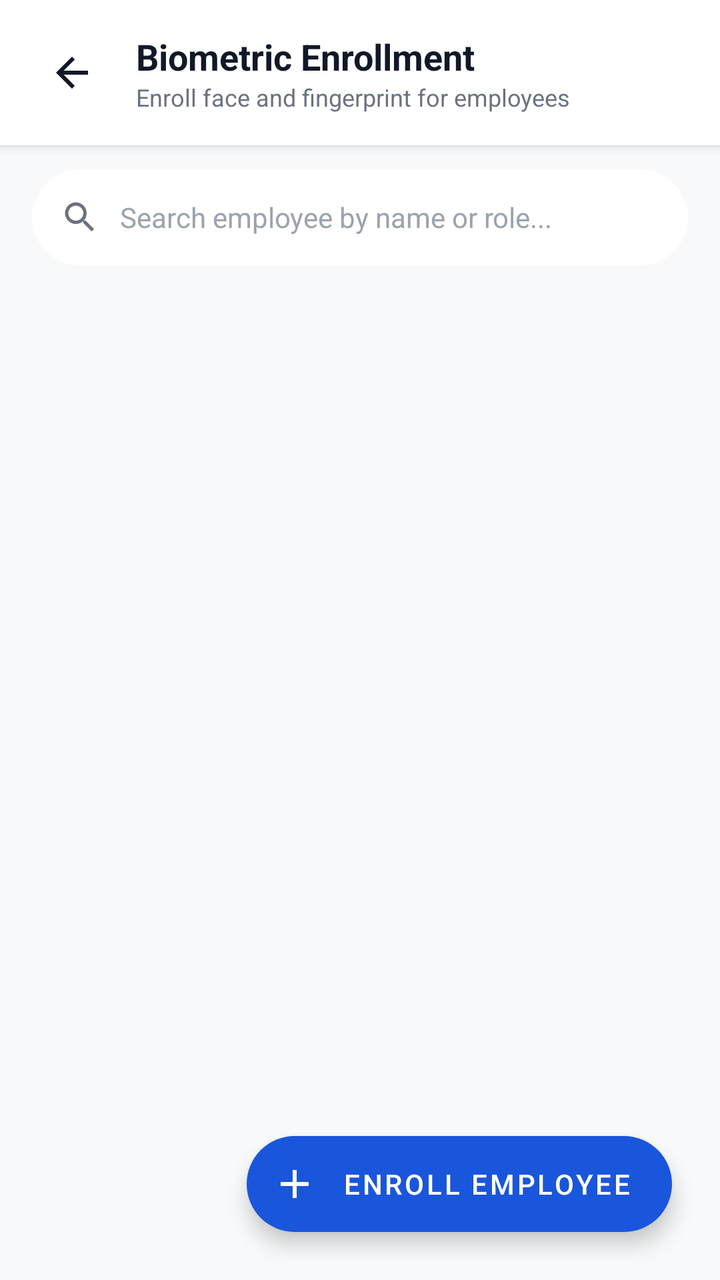
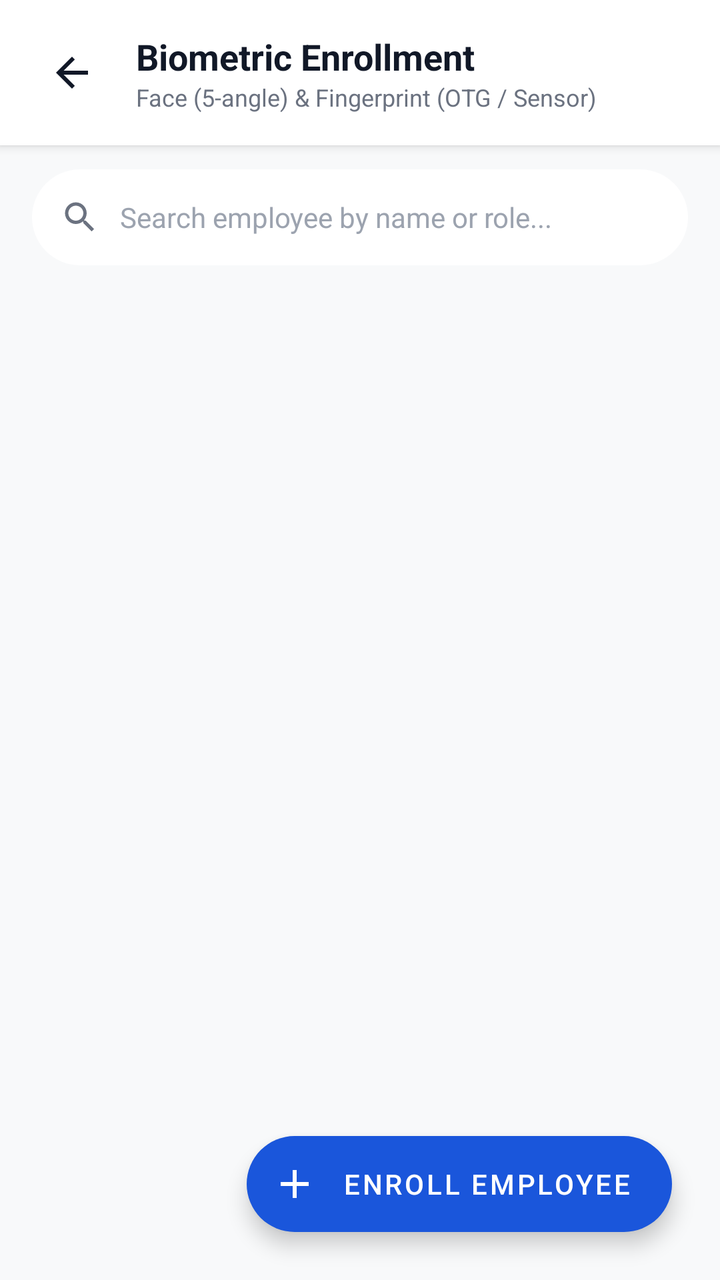

Compare the two renders of this Android layout. The source of the first and the diff that turns it into the second are given below.
<!-- AndroidManifest.xml: application theme Theme.VGTCTerminal -->
<!-- res/layout/activity_enroll.xml -->
<?xml version="1.0" encoding="utf-8"?>
<androidx.constraintlayout.widget.ConstraintLayout
    xmlns:android="http://schemas.android.com/apk/res/android"
    xmlns:app="http://schemas.android.com/apk/res-auto"
    xmlns:tools="http://schemas.android.com/tools"
    android:layout_width="match_parent"
    android:layout_height="match_parent"
    android:background="@color/bg_main">

    
    <LinearLayout
        android:id="@+id/enrollTopBar"
        android:layout_width="0dp"
        android:layout_height="wrap_content"
        android:orientation="horizontal"
        android:gravity="center_vertical"
        android:padding="16dp"
        android:background="@color/surface_card"
        android:elevation="3dp"
        app:layout_constraintTop_toTopOf="parent"
        app:layout_constraintStart_toStartOf="parent"
        app:layout_constraintEnd_toEndOf="parent">

        <ImageButton
            android:id="@+id/btnBack"
            android:layout_width="40dp"
            android:layout_height="40dp"
            android:src="@drawable/ic_arrow_back"
            android:background="?attr/selectableItemBackgroundBorderless"
            android:contentDescription="Back"
            android:tint="@color/text_primary" />

        <LinearLayout
            android:layout_width="0dp"
            android:layout_height="wrap_content"
            android:layout_weight="1"
            android:layout_marginStart="12dp"
            android:orientation="vertical">

            <TextView
                android:layout_width="wrap_content"
                android:layout_height="wrap_content"
                android:text="Biometric Enrollment"
                android:textSize="18sp"
                android:textStyle="bold"
                android:textColor="@color/text_primary" />

            <TextView
                android:layout_width="wrap_content"
                android:layout_height="wrap_content"
                android:text="Enroll face and fingerprint for employees"
                android:textSize="12sp"
                android:textColor="@color/text_secondary" />
        </LinearLayout>
    </LinearLayout>

    
    <LinearLayout
        android:id="@+id/searchContainer"
        android:layout_width="0dp"
        android:layout_height="48dp"
        android:layout_marginHorizontal="16dp"
        android:layout_marginTop="12dp"
        android:background="@drawable/chip_rounded"
        android:backgroundTint="@color/surface_card"
        android:elevation="1dp"
        android:gravity="center_vertical"
        android:paddingHorizontal="14dp"
        app:layout_constraintTop_toBottomOf="@+id/enrollTopBar"
        app:layout_constraintStart_toStartOf="parent"
        app:layout_constraintEnd_toEndOf="parent">

        <ImageView
            android:layout_width="20dp"
            android:layout_height="20dp"
            android:src="@drawable/ic_search"
            android:contentDescription="Search"
            android:tint="@color/text_secondary" />

        <EditText
            android:id="@+id/etSearch"
            android:layout_width="0dp"
            android:layout_height="match_parent"
            android:layout_weight="1"
            android:layout_marginStart="10dp"
            android:hint="Search employee by name or role..."
            android:textColor="@color/text_primary"
            android:textColorHint="@color/text_hint"
            android:background="@null"
            android:textSize="14sp"
            android:inputType="text"
            android:maxLines="1" />
    </LinearLayout>

    
    <LinearLayout
        android:id="@+id/emptyStateView"
        android:layout_width="wrap_content"
        android:layout_height="wrap_content"
        android:orientation="vertical"
        android:gravity="center"
        android:padding="32dp"
        android:visibility="gone"
        tools:visibility="visible"
        app:layout_constraintTop_toBottomOf="@+id/searchContainer"
        app:layout_constraintBottom_toBottomOf="parent"
        app:layout_constraintStart_toStartOf="parent"
        app:layout_constraintEnd_toEndOf="parent">

        <ImageView
            android:layout_width="80dp"
            android:layout_height="80dp"
            android:src="@drawable/ic_person_add"
            android:tint="@color/grey_status"
            android:contentDescription="No employees" />

        <TextView
            android:layout_width="wrap_content"
            android:layout_height="wrap_content"
            android:text="No Enrolled Employees"
            android:textSize="18sp"
            android:textStyle="bold"
            android:textColor="@color/text_primary"
            android:layout_marginTop="12dp" />

        <TextView
            android:layout_width="wrap_content"
            android:layout_height="wrap_content"
            android:text="Tap the '+' button below to add and enroll face or fingerprint for an employee."
            android:textSize="13sp"
            android:textColor="@color/text_secondary"
            android:gravity="center"
            android:layout_marginTop="6dp" />
    </LinearLayout>

    
    <androidx.recyclerview.widget.RecyclerView
        android:id="@+id/rvEnrollEmployees"
        android:layout_width="0dp"
        android:layout_height="0dp"
        android:layout_marginTop="8dp"
        android:clipToPadding="false"
        android:paddingBottom="88dp"
        app:layout_constraintTop_toBottomOf="@+id/searchContainer"
        app:layout_constraintBottom_toBottomOf="parent"
        app:layout_constraintStart_toStartOf="parent"
        app:layout_constraintEnd_toEndOf="parent" />

    
    <ProgressBar
        android:id="@+id/progressBar"
        android:layout_width="wrap_content"
        android:layout_height="wrap_content"
        android:visibility="gone"
        app:layout_constraintTop_toTopOf="parent"
        app:layout_constraintBottom_toBottomOf="parent"
        app:layout_constraintStart_toStartOf="parent"
        app:layout_constraintEnd_toEndOf="parent" />

    
    <com.google.android.material.floatingactionbutton.ExtendedFloatingActionButton
        android:id="@+id/fabAddEmployee"
        android:layout_width="wrap_content"
        android:layout_height="wrap_content"
        android:text="Enroll Employee"
        android:textColor="@color/white"
        app:icon="@drawable/ic_add"
        app:iconTint="@color/white"
        app:backgroundTint="@color/primary"
        android:layout_margin="24dp"
        app:layout_constraintBottom_toBottomOf="parent"
        app:layout_constraintEnd_toEndOf="parent" />

    
    <androidx.constraintlayout.widget.ConstraintLayout
        android:id="@+id/layoutFaceCapture"
        android:layout_width="match_parent"
        android:layout_height="match_parent"
        android:background="@color/black"
        android:visibility="gone"
        tools:visibility="gone">

        <androidx.camera.view.PreviewView
            android:id="@+id/enrollCameraPreview"
            android:layout_width="0dp"
            android:layout_height="0dp"
            app:layout_constraintTop_toTopOf="parent"
            app:layout_constraintBottom_toBottomOf="parent"
            app:layout_constraintStart_toStartOf="parent"
            app:layout_constraintEnd_toEndOf="parent" />

        
        <TextView
            android:id="@+id/tvCaptureTarget"
            android:layout_width="wrap_content"
            android:layout_height="wrap_content"
            android:text="Enrolling Face for Rahul"
            android:textColor="@color/white"
            android:textSize="18sp"
            android:textStyle="bold"
            android:background="@drawable/chip_rounded"
            android:backgroundTint="#B3000000"
            android:paddingHorizontal="20dp"
            android:paddingVertical="10dp"
            android:layout_marginTop="24dp"
            app:layout_constraintTop_toTopOf="parent"
            app:layout_constraintStart_toStartOf="parent"
            app:layout_constraintEnd_toEndOf="parent" />

        <TextView
            android:id="@+id/tvCaptureHint"
            android:layout_width="wrap_content"
            android:layout_height="wrap_content"
            android:text="Look directly into camera and tap Capture"
            android:textColor="@color/white"
            android:textSize="14sp"
            android:background="@drawable/chip_rounded"
            android:backgroundTint="#99000000"
            android:paddingHorizontal="16dp"
            android:paddingVertical="8dp"
            android:layout_marginBottom="24dp"
            app:layout_constraintBottom_toTopOf="@+id/captureControls"
            app:layout_constraintStart_toStartOf="parent"
            app:layout_constraintEnd_toEndOf="parent" />

        
        <LinearLayout
            android:id="@+id/captureControls"
            android:layout_width="match_parent"
            android:layout_height="wrap_content"
            android:orientation="horizontal"
            android:gravity="center"
            android:padding="20dp"
            android:background="#CC000000"
            app:layout_constraintBottom_toBottomOf="parent"
            app:layout_constraintStart_toStartOf="parent"
            app:layout_constraintEnd_toEndOf="parent">

            <com.google.android.material.button.MaterialButton
                android:id="@+id/btnCancelCapture"
                style="@style/Widget.MaterialComponents.Button.OutlinedButton"
                android:layout_width="wrap_content"
                android:layout_height="52dp"
                android:text="Cancel"
                android:textColor="@color/white"
                app:strokeColor="@color/white"
                app:cornerRadius="12dp"
                android:layout_marginEnd="16dp" />

            <com.google.android.material.button.MaterialButton
                android:id="@+id/btnDoCapture"
                android:layout_width="wrap_content"
                android:layout_height="52dp"
                android:text="Capture &amp; Save Face"
                android:textSize="15sp"
                android:textStyle="bold"
                app:backgroundTint="@color/green_online"
                android:textColor="@color/white"
                app:cornerRadius="12dp" />
        </LinearLayout>
    </androidx.constraintlayout.widget.ConstraintLayout>

</androidx.constraintlayout.widget.ConstraintLayout>
<!-- resources referenced by this layout -->
<resources>
  <color name="bg_main">#F8F9FA</color>
  <color name="black">#000000</color>
  <color name="green_online">#10B981</color>
  <color name="grey_status">#9CA3AF</color>
  <color name="primary">#1A56DB</color>
  <color name="surface_card">#FFFFFF</color>
  <color name="text_hint">#9CA3AF</color>
  <color name="text_primary">#111827</color>
  <color name="text_secondary">#6B7280</color>
  <color name="white">#FFFFFF</color>
  <!-- drawable chip_rounded (drawable) -->
  <?xml version="1.0" encoding="utf-8"?>
  <shape xmlns:android="http://schemas.android.com/apk/res/android"
      android:shape="rectangle">
      <corners android:radius="24dp" />
  </shape>
  <!-- drawable ic_add (drawable) -->
  <vector xmlns:android="http://schemas.android.com/apk/res/android"
      android:width="24dp"
      android:height="24dp"
      android:viewportWidth="24"
      android:viewportHeight="24">
      <path
          android:fillColor="#FFFFFFFF"
          android:pathData="M19,13h-6v6h-2v-6H5v-2h6V5h2v6h6v2z"/>
  </vector>
  <!-- drawable ic_arrow_back (drawable) -->
  <vector xmlns:android="http://schemas.android.com/apk/res/android"
      android:width="24dp" android:height="24dp"
      android:viewportWidth="24" android:viewportHeight="24">
      <path android:fillColor="#FF000000"
          android:pathData="M20,11H7.83l5.59,-5.59L12,4l-8,8 8,8 1.41,-1.41L7.83,13H20v-2z"/>
  </vector>
  <!-- drawable ic_person_add (drawable) -->
  <vector xmlns:android="http://schemas.android.com/apk/res/android"
      android:width="24dp"
      android:height="24dp"
      android:viewportWidth="24"
      android:viewportHeight="24">
      <path
          android:fillColor="#FFFFFFFF"
          android:pathData="M15,12c2.21,0 4,-1.79 4,-4s-1.79,-4 -4,-4 -4,1.79 -4,4 1.79,4 4,4zM15,14c-2.67,0 -8,1.34 -8,4v2h16v-2c0,-2.66 -5.33,-4 -8,-4zM6,10V7H4v3H1v2h3v3h2v-3h3v-2H6z"/>
  </vector>
  <!-- drawable ic_search (drawable) -->
  <vector xmlns:android="http://schemas.android.com/apk/res/android"
      android:width="24dp" android:height="24dp"
      android:viewportWidth="24" android:viewportHeight="24">
      <path android:fillColor="#FF000000"
          android:pathData="M15.5,14h-0.79l-0.28,-0.27C15.41,12.59 16,11.11 16,9.5 16,5.91 13.09,3 9.5,3S3,5.91 3,9.5 5.91,16 9.5,16c1.61,0 3.09,-0.59 4.23,-1.57l0.27,0.28v0.79l5,4.99L20.49,19l-4.99,-5zM9.5,14C7.01,14 5,11.99 5,9.5S7.01,5 9.5,5 14,7.01 14,9.5 11.99,14 9.5,14z"/>
  </vector>
  <style name="Theme.VGTCTerminal" parent="Theme.MaterialComponents.Light.NoActionBar">
          <item name="colorPrimary">@color/primary</item>
          <item name="colorPrimaryVariant">@color/primary_dark</item>
          <item name="colorOnPrimary">@color/white</item>
          <item name="android:windowBackground">@color/bg_main</item>
          <item name="android:statusBarColor">@color/bg_main</item>
          <item name="android:navigationBarColor">@color/bg_main</item>
          <item name="android:windowLightStatusBar">true</item>
      </style>
  <color name="primary_dark">#1A3A6E</color>
</resources>

<!-- the commit's change to res/layout/activity_enroll.xml (unified diff, before → after) -->
@@ -46,9 +46,10 @@
                 android:textColor="@color/text_primary" />
 
             <TextView
-                android:layout_width="wrap_content"
-                android:layout_height="wrap_content"
-                android:text="Enroll face and fingerprint for employees"
+                android:id="@+id/tvOtgStatus"
+                android:layout_width="wrap_content"
+                android:layout_height="wrap_content"
+                android:text="Face (5-angle) &amp; Fingerprint (OTG / Sensor)"
                 android:textSize="12sp"
                 android:textColor="@color/text_secondary" />
         </LinearLayout>
@@ -126,7 +127,7 @@
         <TextView
             android:layout_width="wrap_content"
             android:layout_height="wrap_content"
-            android:text="Tap the '+' button below to add and enroll face or fingerprint for an employee."
+            android:text="Tap the 'Enroll Employee' button below to add and enroll face or fingerprint."
             android:textSize="13sp"
             android:textColor="@color/text_secondary"
             android:gravity="center"
@@ -168,6 +169,7 @@
         app:iconTint="@color/white"
         app:backgroundTint="@color/primary"
         android:layout_margin="24dp"
+        android:elevation="6dp"
         app:layout_constraintBottom_toBottomOf="parent"
         app:layout_constraintEnd_toEndOf="parent" />
 
@@ -177,6 +179,9 @@
         android:layout_width="match_parent"
         android:layout_height="match_parent"
         android:background="@color/black"
+        android:elevation="20dp"
+        android:clickable="true"
+        android:focusable="true"
         android:visibility="gone"
         tools:visibility="gone">
 
@@ -190,38 +195,88 @@
             app:layout_constraintEnd_toEndOf="parent" />
 
         
-        <TextView
-            android:id="@+id/tvCaptureTarget"
-            android:layout_width="wrap_content"
-            android:layout_height="wrap_content"
-            android:text="Enrolling Face for Rahul"
-            android:textColor="@color/white"
-            android:textSize="18sp"
-            android:textStyle="bold"
-            android:background="@drawable/chip_rounded"
-            android:backgroundTint="#B3000000"
-            android:paddingHorizontal="20dp"
-            android:paddingVertical="10dp"
-            android:layout_marginTop="24dp"
+        <LinearLayout
+            android:id="@+id/captureHeader"
+            android:layout_width="0dp"
+            android:layout_height="wrap_content"
+            android:orientation="vertical"
+            android:gravity="center"
+            android:padding="16dp"
+            android:background="#B3000000"
             app:layout_constraintTop_toTopOf="parent"
             app:layout_constraintStart_toStartOf="parent"
-            app:layout_constraintEnd_toEndOf="parent" />
-
-        <TextView
-            android:id="@+id/tvCaptureHint"
-            android:layout_width="wrap_content"
-            android:layout_height="wrap_content"
-            android:text="Look directly into camera and tap Capture"
-            android:textColor="@color/white"
-            android:textSize="14sp"
-            android:background="@drawable/chip_rounded"
-            android:backgroundTint="#99000000"
-            android:paddingHorizontal="16dp"
-            android:paddingVertical="8dp"
-            android:layout_marginBottom="24dp"
-            app:layout_constraintBottom_toTopOf="@+id/captureControls"
-            app:layout_constraintStart_toStartOf="parent"
-            app:layout_constraintEnd_toEndOf="parent" />
+            app:layout_constraintEnd_toEndOf="parent">
+
+            <TextView
+                android:id="@+id/tvCaptureTarget"
+                android:layout_width="wrap_content"
+                android:layout_height="wrap_content"
+                android:text="Enrolling Face for Rahul"
+                android:textColor="@color/white"
+                android:textSize="18sp"
+                android:textStyle="bold" />
+
+            
+            <TextView
+                android:id="@+id/tvStepIndicator"
+                android:layout_width="wrap_content"
+                android:layout_height="wrap_content"
+                android:text="Step 1 of 5: Look straight at camera"
+                android:textColor="#34D399"
+                android:textSize="14sp"
+                android:textStyle="bold"
+                android:layout_marginTop="4dp" />
+
+            
+            <LinearLayout
+                android:id="@+id/dotsContainer"
+                android:layout_width="wrap_content"
+                android:layout_height="wrap_content"
+                android:orientation="horizontal"
+                android:layout_marginTop="8dp">
+
+                <TextView
+                    android:id="@+id/dot1"
+                    android:layout_width="wrap_content"
+                    android:layout_height="wrap_content"
+                    android:text="1: Front ○ "
+                    android:textColor="@color/white"
+                    android:textSize="12sp"
+                    android:textStyle="bold" />
+
+                <TextView
+                    android:id="@+id/dot2"
+                    android:layout_width="wrap_content"
+                    android:layout_height="wrap_content"
+                    android:text="2: Right ○ "
+                    android:textColor="#9CA3AF"
+                    android:textSize="12sp" />
+
+                <TextView
+                    android:id="@+id/dot3"
+                    android:layout_width="wrap_content"
+                    android:layout_height="wrap_content"
+                    android:text="3: Left ○ "
+                    android:textColor="#9CA3AF"
+                    android:textSize="12sp" />
+
+                <TextView
+                    android:id="@+id/dot4"
+                    android:layout_width="wrap_content"
+                    android:layout_height="wrap_content"
+                    android:text="4: Up ○ "
+                    android:textColor="#9CA3AF"
+                    android:textSize="12sp" />
+
+                <TextView
+                    android:id="@+id/dot5"
+                    android:layout_width="wrap_content"
+                    android:layout_height="wrap_content"
+                    android:text="5: Smile ○"
+                    android:textColor="#9CA3AF"
+                    android:textSize="12sp" />
+            </LinearLayout>
+        </LinearLayout>
 
         
         <LinearLayout
@@ -231,7 +286,7 @@
             android:orientation="horizontal"
             android:gravity="center"
             android:padding="20dp"
-            android:background="#CC000000"
+            android:background="#D9000000"
             app:layout_constraintBottom_toBottomOf="parent"
             app:layout_constraintStart_toStartOf="parent"
             app:layout_constraintEnd_toEndOf="parent">
@@ -251,10 +306,10 @@
                 android:id="@+id/btnDoCapture"
                 android:layout_width="wrap_content"
                 android:layout_height="52dp"
-                android:text="Capture &amp; Save Face"
+                android:text="📸 Take Shot (1/5)"
                 android:textSize="15sp"
                 android:textStyle="bold"
-                app:backgroundTint="@color/green_online"
+                app:backgroundTint="@color/primary"
                 android:textColor="@color/white"
                 app:cornerRadius="12dp" />
         </LinearLayout>
<!-- resource entries referenced after the edit -->
@@ -2,7 +2,6 @@
 <resources>
   <color name="bg_main">#F8F9FA</color>
   <color name="black">#000000</color>
-  <color name="green_online">#10B981</color>
   <color name="grey_status">#9CA3AF</color>
   <color name="primary">#1A56DB</color>
   <color name="surface_card">#FFFFFF</color>
